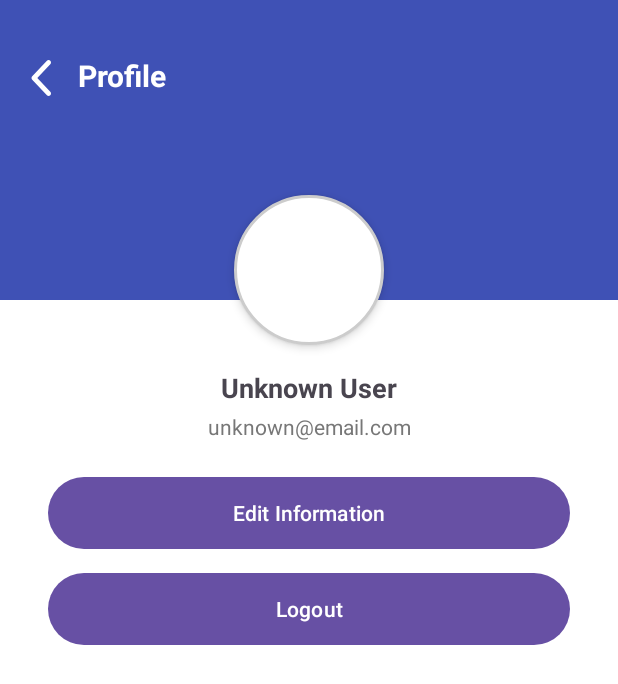
After one commit to Kharlouuu/ELAND_SafeGuardians_430SAT, an Android app: the ProfileActivity screen opened directly, with no data from a screen before it, on a phone screen of 412 x 824 dp. The commit adds this screen. Shown: the top 684 px of the screen. Run offline under Robolectric (Android 15) with nearby library versions, the phone set to English and light mode, and no system bars.

Commit message:
Creating Profile Activity

```diff
--- a/app/src/main/AndroidManifest.xml
+++ b/app/src/main/AndroidManifest.xml
@@ -59,6 +59,10 @@
             android:exported="false" />
         <activity android:name=".AddGoalActivity"
             android:exported="false" />
+        <activity android:name=".ProfileActivity"
+        android:exported="false" />
+        <activity android:name=".EditProfileActivity"
+            android:exported="false" />
 
     </application>
 
--- a/app/src/main/java/com/example/coincrate_project/MainActivity.kt
+++ b/app/src/main/java/com/example/coincrate_project/MainActivity.kt
@@ -123,10 +123,12 @@ class MainActivity : AppCompatActivity() {
                 R.id.nav_home -> true
                 R.id.nav_transaction -> {
                     startActivity(Intent(this, TransactionActivity::class.java))
+                    Toast.makeText(this, "Navigation clicked", Toast.LENGTH_SHORT).show()
                     true
                 }
                 R.id.nav_challenges -> {
                     startActivity(Intent(this, ChallengesActivity::class.java))
+                    Toast.makeText(this, "Challenges clicked", Toast.LENGTH_SHORT).show()
                     true
                 }
                 R.id.nav_goals -> {
@@ -135,7 +137,8 @@ class MainActivity : AppCompatActivity() {
                     true
                 }
                 R.id.nav_profile -> {
-                    startActivity(Intent(this, HomeActivity::class.java))
+                    startActivity(Intent(this, ProfileActivity::class.java))
+                    Toast.makeText(this, "Profile clicked", Toast.LENGTH_SHORT).show()
                     true
                 }
                 else -> false
--- /dev/null
+++ b/app/src/main/java/com/example/coincrate_project/ProfileActivity.kt
@@ -0,0 +1,59 @@
+package com.example.coincrate_project
+
+import android.content.Intent
+import android.os.Bundle
+import android.widget.Button
+import android.widget.ImageView
+import android.widget.TextView
+import androidx.appcompat.app.AppCompatActivity
+
+class ProfileActivity : AppCompatActivity() {
+
+    private lateinit var tvUserName: TextView
+    private lateinit var tvUserEmail: TextView
+    private lateinit var btnEditInfo: Button
+    private lateinit var btnLogout: Button
+    private lateinit var btnBack: ImageView
+
+    override fun onCreate(savedInstanceState: Bundle?) {
+        super.onCreate(savedInstanceState)
+        setContentView(R.layout.activity_profile)
+
+        tvUserName = findViewById(R.id.tvUserName)
+        tvUserEmail = findViewById(R.id.tvUserEmail)
+        btnEditInfo = findViewById(R.id.btnEditInfo)
+        btnLogout = findViewById(R.id.btnLogout)
+        btnBack = findViewById(R.id.btnBack)
+
+        val sharedPref = getSharedPreferences("user_prefs", MODE_PRIVATE)
+        val username = sharedPref.getString("username", "Unknown User")
+        val email = sharedPref.getString("email", "unknown@email.com")
+
+        tvUserName.text = username
+        tvUserEmail.text = email
+
+        btnEditInfo.setOnClickListener {
+            val intent = Intent(this, EditProfileActivity::class.java)
+            intent.putExtra("username", username)
+            intent.putExtra("email", email)
+            startActivity(intent)
+        }
+
+        btnLogout.setOnClickListener {
+            sharedPref.edit().clear().apply()
+            startActivity(Intent(this, LoginActivity::class.java))
+            finish()
+        }
+
+        btnBack.setOnClickListener {
+            finish()
+        }
+    }
+
+    override fun onResume() {
+        super.onResume()
+        val sharedPref = getSharedPreferences("user_prefs", MODE_PRIVATE)
+        tvUserName.text = sharedPref.getString("username", "Unknown User")
+        tvUserEmail.text = sharedPref.getString("email", "unknown@email.com")
+    }
+}
--- /dev/null
+++ b/app/src/main/res/drawable/circle_background.xml
@@ -0,0 +1,10 @@
+<shape xmlns:android="http://schemas.android.com/apk/res/android"
+    android:shape="oval">
+    <solid android:color="#FFFFFF" />
+    <size
+        android:width="100dp"
+        android:height="100dp" />
+    <stroke
+        android:width="2dp"
+        android:color="#CCCCCC" />
+</shape>
--- /dev/null
+++ b/app/src/main/res/drawable/logout_shape.xml
@@ -0,0 +1,16 @@
+<?xml version="1.0" encoding="utf-8"?>
+<shape xmlns:tools="http://schemas.android.com/tools"
+    xmlns:android="http://schemas.android.com/apk/res/android"
+    android:shape="rectangle">
+
+    <corners android:bottomLeftRadius="30dp"
+        android:bottomRightRadius="30dp"
+        android:topLeftRadius="30dp"
+        android:topRightRadius="30dp"
+        />
+
+    <solid android:color="#B42B2B"
+
+        />
+
+</shape>
--- /dev/null
+++ b/app/src/main/res/layout/activity_profile.xml
@@ -0,0 +1,115 @@
+<?xml version="1.0" encoding="utf-8"?>
+<androidx.constraintlayout.widget.ConstraintLayout
+    xmlns:android="http://schemas.android.com/apk/res/android"
+    xmlns:app="http://schemas.android.com/apk/res-auto"
+    android:layout_width="match_parent"
+    android:layout_height="match_parent"
+    android:background="#FFFFFF">
+
+    <!-- Header background -->
+    <View
+        android:id="@+id/headerBackground"
+        android:layout_width="0dp"
+        android:layout_height="200dp"
+        android:background="#3F51B5"
+        app:layout_constraintTop_toTopOf="parent"
+        app:layout_constraintStart_toStartOf="parent"
+        app:layout_constraintEnd_toEndOf="parent" />
+
+    <!-- Back Button -->
+    <ImageView
+        android:id="@+id/btnBack"
+        android:layout_width="24dp"
+        android:layout_height="24dp"
+        android:layout_marginStart="16dp"
+        android:layout_marginTop="40dp"
+        android:src="@drawable/back_nav"
+        app:layout_constraintStart_toStartOf="parent"
+        app:layout_constraintTop_toTopOf="parent" />
+
+    <!-- Title -->
+    <TextView
+        android:id="@+id/tvTitle"
+        android:layout_width="wrap_content"
+        android:layout_height="wrap_content"
+        android:layout_marginStart="12dp"
+        android:layout_marginTop="16dp"
+        android:text="Profile"
+        android:textColor="#FFFFFF"
+        android:textSize="20sp"
+        android:textStyle="bold"
+        app:layout_constraintBottom_toBottomOf="@id/btnBack"
+        app:layout_constraintStart_toEndOf="@id/btnBack"
+        app:layout_constraintTop_toTopOf="parent"
+        app:layout_constraintVertical_bias="1.0" />
+
+    <!-- Profile Image -->
+    <ImageView
+        android:id="@+id/ivProfileImage"
+        android:layout_width="100dp"
+        android:layout_height="100dp"
+        android:layout_marginTop="130dp"
+        android:background="@drawable/circle_background"
+        android:elevation="4dp"
+        android:scaleType="centerCrop"
+        app:layout_constraintTop_toTopOf="parent"
+        app:layout_constraintStart_toStartOf="parent"
+        app:layout_constraintEnd_toEndOf="parent" />
+
+    <!-- User Name -->
+    <TextView
+        android:id="@+id/tvUserName"
+        android:layout_width="wrap_content"
+        android:layout_height="wrap_content"
+        android:layout_marginTop="16dp"
+        android:text="Daniel Padilla"
+        android:textSize="18sp"
+        android:textStyle="bold"
+        app:layout_constraintTop_toBottomOf="@id/ivProfileImage"
+        app:layout_constraintStart_toStartOf="parent"
+        app:layout_constraintEnd_toEndOf="parent" />
+
+    <!-- User Email -->
+    <TextView
+        android:id="@+id/tvUserEmail"
+        android:layout_width="wrap_content"
+        android:layout_height="wrap_content"
+        android:layout_marginTop="4dp"
+        android:text="danielpadilla@gmail.com"
+        android:textColor="#777777"
+        app:layout_constraintTop_toBottomOf="@id/tvUserName"
+        app:layout_constraintStart_toStartOf="parent"
+        app:layout_constraintEnd_toEndOf="parent" />
+
+    <!-- Edit Info Button -->
+    <Button
+        android:id="@+id/btnEditInfo"
+        android:layout_width="0dp"
+        android:layout_height="wrap_content"
+        android:layout_marginTop="24dp"
+        android:layout_marginStart="32dp"
+        android:layout_marginEnd="32dp"
+        android:background="@drawable/button_shape2"
+        android:backgroundTint="#3F00FF"
+        android:text="Edit Information"
+        android:textColor="#FFFFFF"
+        app:layout_constraintTop_toBottomOf="@id/tvUserEmail"
+        app:layout_constraintStart_toStartOf="parent"
+        app:layout_constraintEnd_toEndOf="parent" />
+
+    <!-- Logout Button -->
+    <Button
+        android:id="@+id/btnLogout"
+        android:layout_width="0dp"
+        android:layout_height="wrap_content"
+        android:layout_marginTop="16dp"
+        android:layout_marginStart="32dp"
+        android:layout_marginEnd="32dp"
+        android:background="@drawable/logout_shape"
+        android:text="Logout"
+        android:textColor="#FFFFFF"
+        app:layout_constraintTop_toBottomOf="@id/btnEditInfo"
+        app:layout_constraintStart_toStartOf="parent"
+        app:layout_constraintEnd_toEndOf="parent" />
+
+</androidx.constraintlayout.widget.ConstraintLayout>
```
Also changed, not shown: app/src/main/java/com/example/coincrate_project/ApiService.kt (+9 -0 lines), app/src/main/java/com/example/coincrate_project/EditProfileActivity.kt (added, +70 -0 lines), app/src/main/java/com/example/coincrate_project/LoginActivity.kt (+27 -11 lines), app/src/main/res/layout/activity_edit_profile.xml (added, +88 -0 lines).
